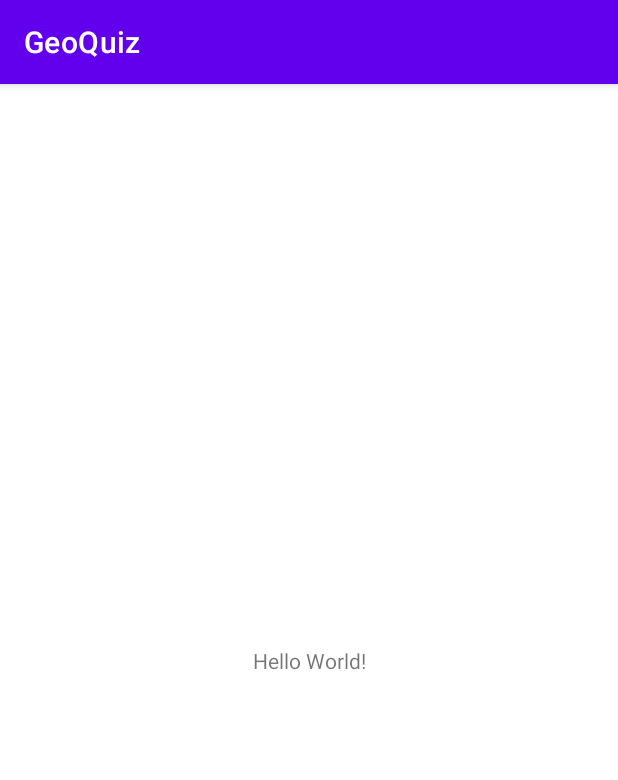
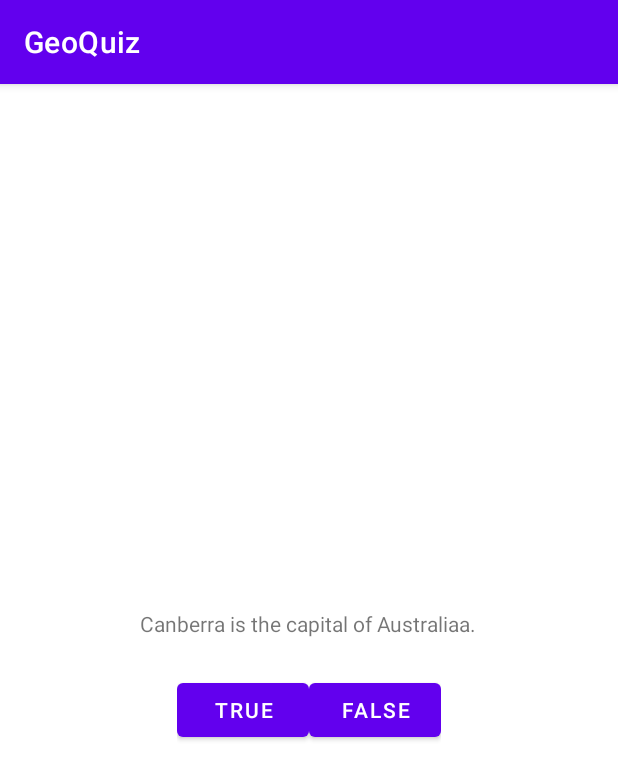
Before and after one commit to shaynguyen/Android-Programming, an Android app: the screen it shows after launch (GeoQuiz), on a phone screen of 412 x 824 dp. Shown: the top 780 px of the screen. Run offline under Robolectric (Android 15) with nearby library versions, the phone set to English and light mode, and no system bars.

Commit message:
1: Laying out the UI

```diff
--- a/geoquiz/src/main/res/layout/activity_geo_quiz.xml
+++ b/geoquiz/src/main/res/layout/activity_geo_quiz.xml
@@ -1,18 +1,31 @@
 <?xml version="1.0" encoding="utf-8"?>
-<androidx.constraintlayout.widget.ConstraintLayout xmlns:android="http://schemas.android.com/apk/res/android"
-    xmlns:app="http://schemas.android.com/apk/res-auto"
-    xmlns:tools="http://schemas.android.com/tools"
+<LinearLayout xmlns:android="http://schemas.android.com/apk/res/android"
     android:layout_width="match_parent"
     android:layout_height="match_parent"
-    tools:context=".GeoQuiz">
+    android:gravity="center"
+    android:orientation="vertical">
 
     <TextView
         android:layout_width="wrap_content"
         android:layout_height="wrap_content"
-        android:text="Hello World!"
-        app:layout_constraintBottom_toBottomOf="parent"
-        app:layout_constraintLeft_toLeftOf="parent"
-        app:layout_constraintRight_toRightOf="parent"
-        app:layout_constraintTop_toTopOf="parent" />
+        android:padding="24dp"
+        android:text="@string/question_text" />
 
-</androidx.constraintlayout.widget.ConstraintLayout>
+    <LinearLayout
+        android:layout_width="wrap_content"
+        android:layout_height="wrap_content"
+        android:orientation="horizontal">
+
+        <Button
+            android:layout_width="wrap_content"
+            android:layout_height="wrap_content"
+            android:text="@string/true_button"/>
+
+        <Button
+            android:layout_width="wrap_content"
+            android:layout_height="wrap_content"
+            android:text="@string/false_button"/>
+
+    </LinearLayout>
+
+</LinearLayout>
--- a/geoquiz/src/main/res/values/strings.xml
+++ b/geoquiz/src/main/res/values/strings.xml
@@ -1,3 +1,6 @@
 <resources>
     <string name="app_name">GeoQuiz</string>
+    <string name="question_text">Canberra is the capital of Australiaa.</string>
+    <string name="true_button">True</string>
+    <string name="false_button">False</string>
 </resources>
```
Also changed, not shown: 2 other files.
